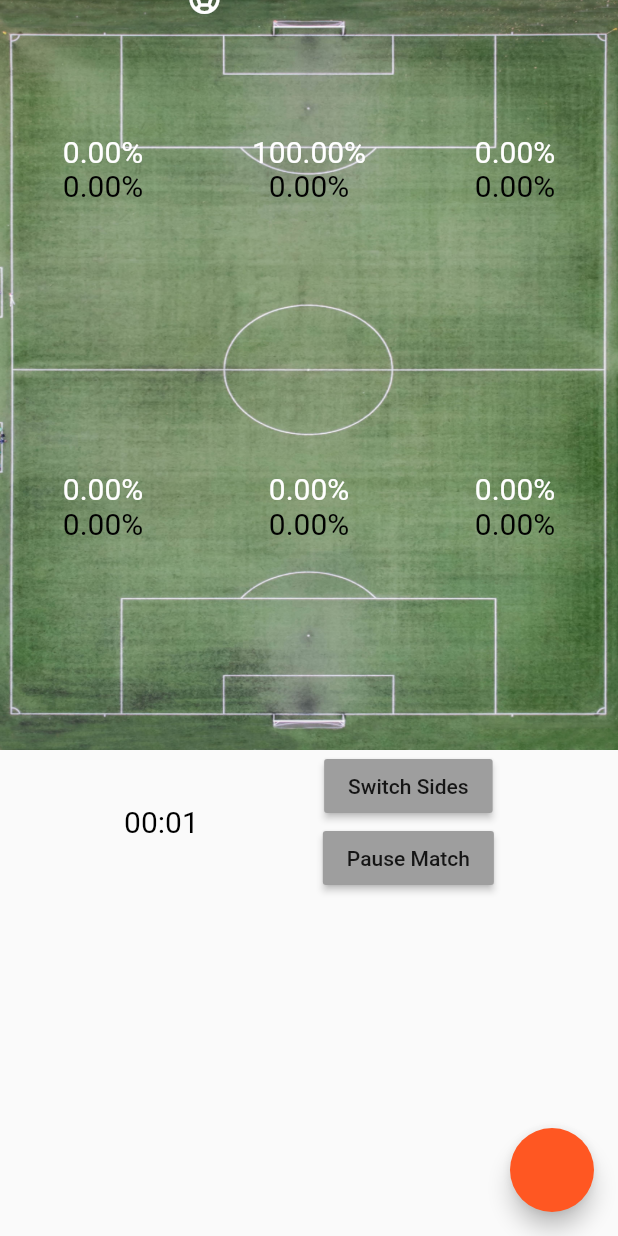
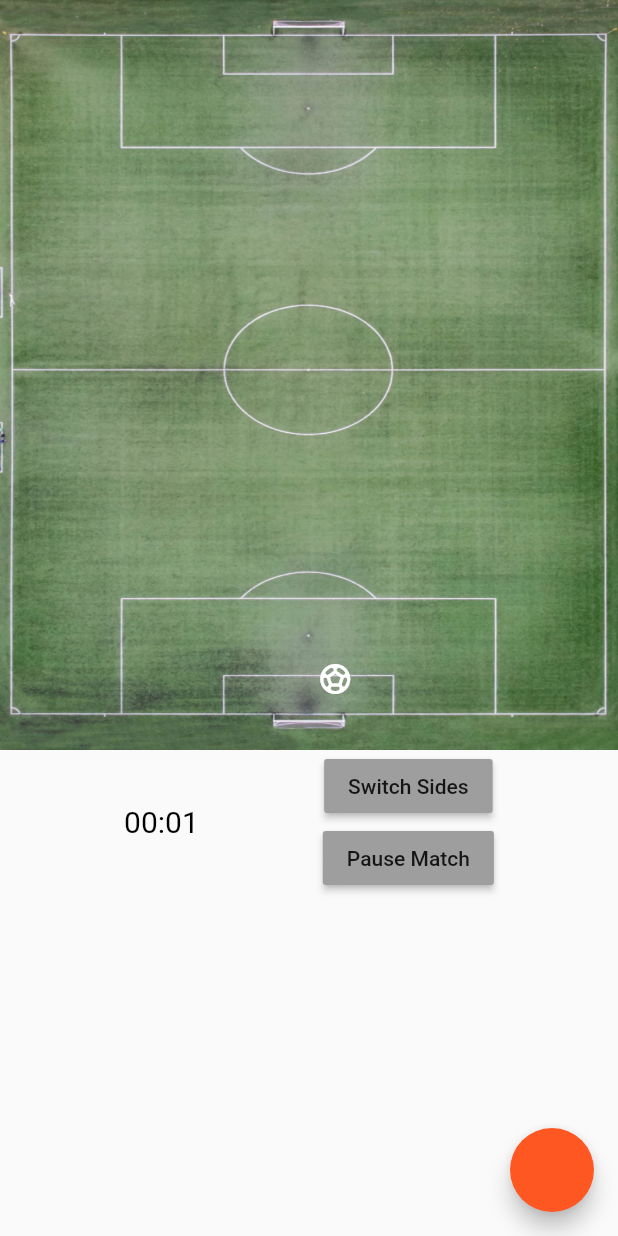
Before and after one commit to mariusschroeter/simple-football-tracker, a Flutter app: the AddMatchStartMatchScreen screen opened directly with empty values, after a tap on "Start Match", on a phone screen of 412 x 824 dp. Run offline on Flutter 3.47's test engine with Material 2 defaults, Android fonts, the phone set to English and light mode, and no system bars; our stand-ins replace flutter_svg; network calls fail.

Commit message:
#balltracking and active zone works only when zones are active
- only one gestureDetector for all zones
- works pretty well :)

```diff
--- a/lib/providers/matches.dart
+++ b/lib/providers/matches.dart
@@ -4,7 +4,6 @@ import 'package:flutter/material.dart';
 import 'package:http/http.dart' as http;
 
 import './match.dart';
-import '../models/http_exception.dart';
 
 class MatchesProvider with ChangeNotifier {
   List<Match> _items = [
--- a/lib/screens/add_match_start_match.screen.dart
+++ b/lib/screens/add_match_start_match.screen.dart
@@ -50,23 +50,22 @@ class _AddMatchStartMatchScreenState extends State<AddMatchStartMatchScreen> {
   // }
 
   //Field Ball
-
   Offset ballPosition;
 
-  _onBallMovement(int line, int column, TapDownDetails details) {
-    double fieldWidth = MediaQuery.of(context).size.width;
-    double zoneWidth = fieldWidth / widget.zonesPerLine;
-    double fieldHeight = 450;
-    double zoneHeight = fieldHeight / widget.zoneLines;
-    final xNew = details.localPosition.dx + (zoneWidth * column);
-    final yNew = details.localPosition.dy + (zoneHeight * (line - 1));
+  _onBallMovement(TapDownDetails details) {
+    print(details);
+    final x = details.localPosition.dx;
+    final y = details.localPosition.dy;
     setState(() {
-      ballPosition = Offset(xNew - (26 / 2), yNew - (26 / 2));
+      ballPosition = Offset(x - (26 / 2), y - (26 / 2));
     });
-    //update active zone
+    setZoneActive(x, y);
   }
 
   //Feld Zonen
+  List<Zone> zones = [];
+  Zone _activeZone;
+  bool _showHeatMap = false;
 
   _buildZones() {
     double fieldWidth = MediaQuery.of(context).size.width;
@@ -90,18 +89,14 @@ class _AddMatchStartMatchScreenState extends State<AddMatchStartMatchScreen> {
     }
   }
 
-  List<Zone> zones = [];
-
-  Zone _activeZone;
-
-  setZoneActive(int line, int column, TapDownDetails details) {
-    if (line == 1 && column == 0)
-      _activeZone = zones[0];
-    else {
-      int index = ((line - 1) * widget.zonesPerLine) + column;
-      _activeZone = zones[index];
-    }
-    _onBallMovement(line, column, details);
+  setZoneActive(double x, double y) {
+    final activeZoneCopy = _activeZone;
+    _activeZone = zones.firstWhere((element) =>
+        element.xStart < x &&
+        element.xEnd > x &&
+        element.yStart < y &&
+        element.yEnd > y);
+    if (_activeZone == null) _activeZone = activeZoneCopy;
   }
 
   List<List<double>> getZonePercentages(int line) {
@@ -125,6 +120,12 @@ class _AddMatchStartMatchScreenState extends State<AddMatchStartMatchScreen> {
     }
     List<List<double>> percentages = [homePercentages, awayPercentages];
     return percentages;
+  }
+
+  switchHeatMap() {
+    setState(() {
+      _showHeatMap = !_showHeatMap;
+    });
   }
 
   //Wer hat den Ball?
@@ -160,7 +161,7 @@ class _AddMatchStartMatchScreenState extends State<AddMatchStartMatchScreen> {
           } else {
             _start = _start + 1;
             if (_activeZone == null) {
-              setZoneActive(1, 1, TapDownDetails());
+              setZoneActive(10, 10);
             }
             //Wer ist am Ball?
             if (_homeTeamBallPossession) {
@@ -277,10 +278,7 @@ class _AddMatchStartMatchScreenState extends State<AddMatchStartMatchScreen> {
           padding: EdgeInsets.only(top: statusBarHeight),
           child: Column(
             children: [
-              GestureDetector(
-                onTapDown: (TapDownDetails details) =>
-                    _onBallMovement(1, 1, details),
-                child: Container(
+              Container(
                   height: 500,
                   width: double.infinity,
                   decoration: BoxDecoration(
@@ -290,7 +288,8 @@ class _AddMatchStartMatchScreenState extends State<AddMatchStartMatchScreen> {
                       fit: BoxFit.fill,
                     ),
                   ),
-                  child: Stack(
+                  child: Column(
+                    crossAxisAlignment: CrossAxisAlignment.start,
                     children: [
                       Padding(
                         padding: EdgeInsets.only(left: 8.0),
@@ -303,7 +302,34 @@ class _AddMatchStartMatchScreenState extends State<AddMatchStartMatchScreen> {
                                 title: awayTeam,
                               ),
                       ),
-
+                      Expanded(
+                        flex: 1,
+                        child: GestureDetector(
+                          onTapDown: (TapDownDetails details) =>
+                              _onBallMovement(details),
+                          onDoubleTap: () => switchTeamBallPossession(),
+                          child: Container(
+                            color: Colors.transparent,
+                            height: 450,
+                            width: double.infinity,
+                            child: Stack(
+                              children: [
+                                //Zone start ---
+                                _showHeatMap
+                                    ? ListView.builder(
+                                        physics: NeverScrollableScrollPhysics(),
+                                        itemBuilder: (ctx, i) => Container(
+                                          height: 450 / widget.zoneLines,
+                                          child: FieldZoneRow(
+                                            zoneCount: 3,
+                                            percentages:
+                                                getZonePercentages(i + 1),
+                                          ),
+                                        ),
+                                        itemCount: widget.zoneLines,
+                                      )
+                                    : SizedBox(),
+                                //Zone end ---
                                 Positioned(
                                   top: ballPosition != null
                                       ? ballPosition.dy
@@ -311,29 +337,39 @@ class _AddMatchStartMatchScreenState extends State<AddMatchStartMatchScreen> {
                                   left: ballPosition != null
                                       ? ballPosition.dx
                                       : MediaQuery.of(context).size.width / 2,
-                        child: GestureDetector(
-                          onDoubleTap: () {
-                            switchTeamBallPossession();
-                          },
                                   child: Draggable(
                                     // onDraggableCanceled:
                                     //     (Velocity velocity, Offset offset) {
                                     //   _onDrag(offset);
                                     //   // _updateHeatMap();
                                     // },
-                            child: Icon(Icons.sports_soccer,
+                                    child: Container(
+                                      height: 35,
+                                      width: 35,
+                                      color: Colors.transparent,
+                                      child: Icon(
+                                        Icons.sports_soccer,
                                         color: _homeTeamBallPossession
                                             ? Colors.white
-                                    : Colors.black),
+                                            : Colors.black,
+                                      ),
+                                    ),
                                     feedback: Icon(Icons.sports_soccer),
-                            childWhenDragging: Icon(Icons.sports_soccer),
+                                    childWhenDragging: Icon(
+                                      Icons.sports_soccer,
+                                      color: Colors.grey,
                                     ),
                                   ),
                                 ),
-                      Positioned(
-                        bottom: 0,
-                        right: 0,
-                        child: Padding(
+                              ],
+                            ),
+                          ),
+                        ),
+                      ),
+                      Row(
+                        mainAxisAlignment: MainAxisAlignment.end,
+                        children: [
+                          Padding(
                             padding: EdgeInsets.only(right: 8.0),
                             child: _homeTopOfField
                                 ? NormalTextSize(
@@ -344,26 +380,10 @@ class _AddMatchStartMatchScreenState extends State<AddMatchStartMatchScreen> {
                                     color: Colors.white,
                                   ),
                           ),
-                      ),
-                      //Zone start ---
-                      ListView.builder(
-                        physics: NeverScrollableScrollPhysics(),
-                        itemBuilder: (ctx, i) => Container(
-                          height: 450 / widget.zoneLines,
-                          child: FieldZoneRow(
-                            setZoneActive: setZoneActive,
-                            line: i + 1,
-                            zoneCount: 3,
-                            percentages: getZonePercentages(i + 1),
-                          ),
-                        ),
-                        itemCount: widget.zoneLines,
-                      ),
-                      //Zone end ---
                         ],
                       ),
-                ),
-              ),
+                    ],
+                  )),
               //Timer Start ---
               Row(
                 mainAxisAlignment: MainAxisAlignment.spaceEvenly,
@@ -409,7 +429,7 @@ class _AddMatchStartMatchScreenState extends State<AddMatchStartMatchScreen> {
       ),
       floatingActionButton: FloatingActionButton(
         onPressed: () {
-          Navigator.pop(context, [widget.homeTeam, widget.awayTeam]);
+          switchHeatMap();
         },
       ),
     );
--- a/lib/widgets/fieldzone.dart
+++ b/lib/widgets/fieldzone.dart
@@ -4,26 +4,17 @@ import 'package:football_provider_app/widgets/text_elements.dart';
 class FieldZone extends StatelessWidget {
   const FieldZone({
     Key key,
-    this.setZoneActive,
-    this.line,
-    this.column,
     this.homePercentage,
     this.awayPercentage,
   }) : super(key: key);
 
-  final dynamic setZoneActive;
-  final int line;
-  final int column;
   final double homePercentage;
   final double awayPercentage;
 
   @override
   Widget build(BuildContext context) {
     double screenWidth = MediaQuery.of(context).size.width;
-    return GestureDetector(
-      onTapDown: (TapDownDetails details) =>
-          setZoneActive(line, column, details),
-      child: Stack(
+    return Stack(
       children: [
         Container(
           color: Colors.transparent,
@@ -46,21 +37,16 @@ class FieldZone extends StatelessWidget {
           ),
         ),
       ],
-      ),
     );
   }
 }
 
 class FieldZoneRow extends StatelessWidget {
   const FieldZoneRow({
-    @required this.setZoneActive,
-    @required this.line,
     @required this.zoneCount,
     @required this.percentages,
   });
 
-  final dynamic setZoneActive;
-  final int line;
   final int zoneCount;
   final List<List<double>> percentages;
 
@@ -73,9 +59,6 @@ class FieldZoneRow extends StatelessWidget {
         scrollDirection: Axis.horizontal,
         physics: NeverScrollableScrollPhysics(),
         itemBuilder: (ctx, i) => FieldZone(
-          setZoneActive: setZoneActive,
-          line: line,
-          column: i,
           homePercentage: percentages[0][i],
           awayPercentage: percentages[1][i],
         ),
```
Lines whose indentation alone changed are shown as unchanged.
